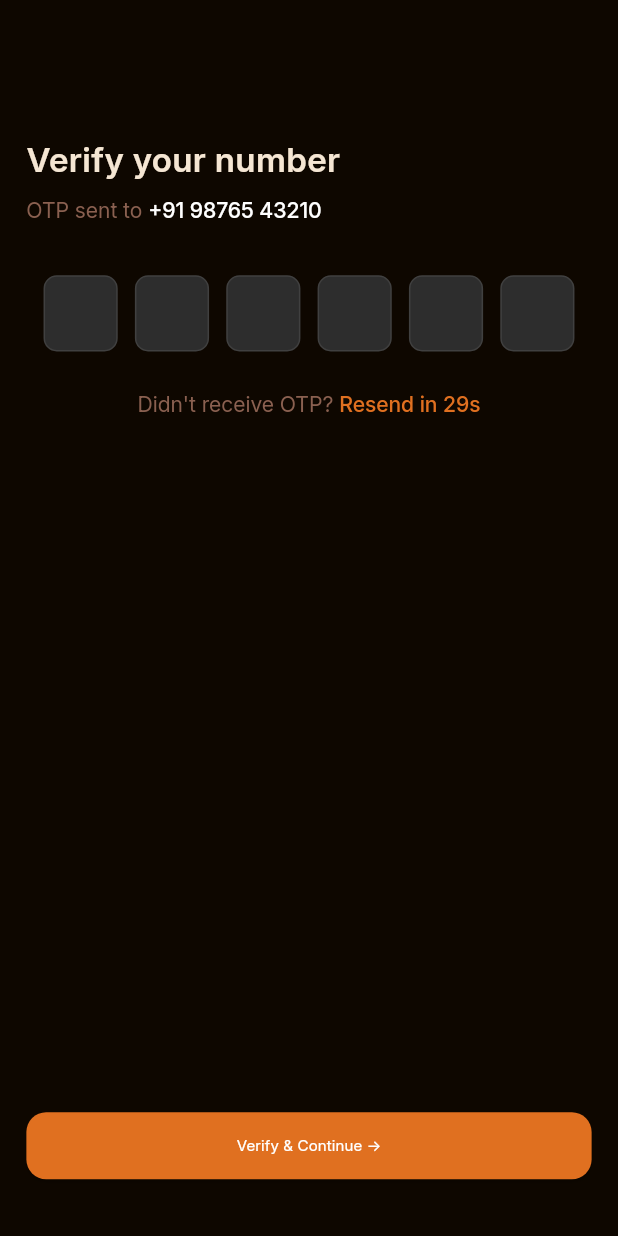
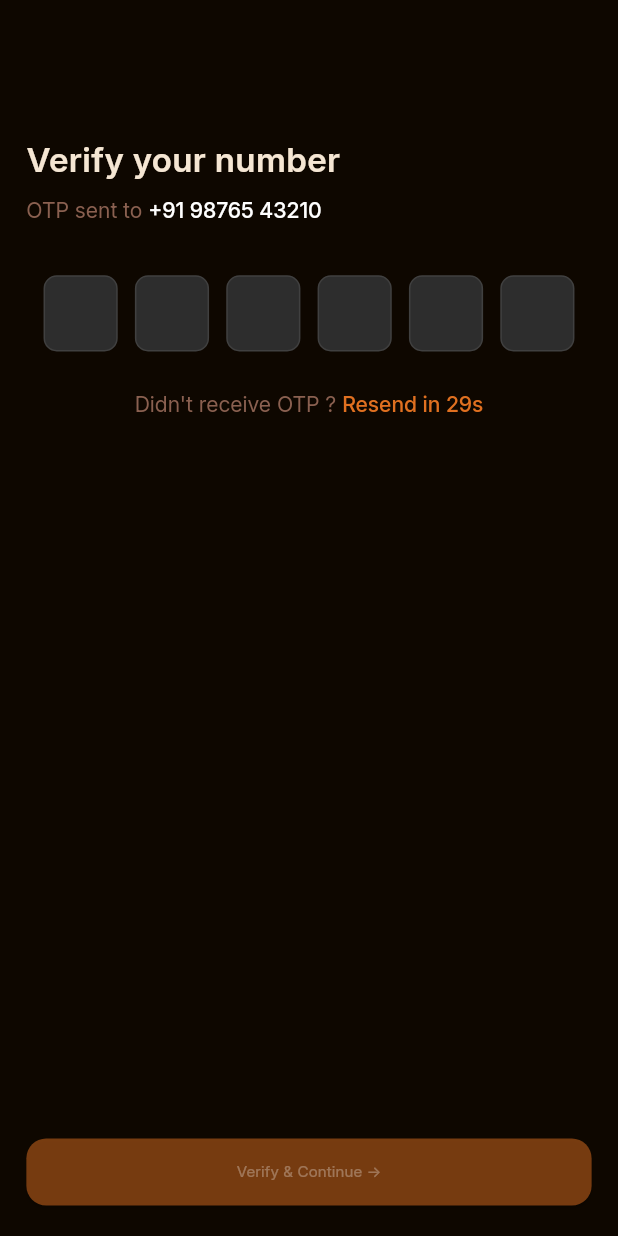
Before and after one commit to eisenheim07/live-comm, a Flutter app: the VerifyOtpScreen screen opened directly, on a phone screen of 412 x 824 dp. Run offline on Flutter 3.47's test engine with Material 3 defaults, Android fonts, the phone set to English and light mode, and no system bars.

Commit message:
temporary commit

```diff
--- a/lib/screens/verify_otp.dart
+++ b/lib/screens/verify_otp.dart
@@ -21,6 +21,8 @@ class _VerifyOtpScreenState extends State<VerifyOtpScreen> {
   final List<FocusNode> _focusNodes = List.generate(6, (index) => FocusNode());
   Timer? _timer;
   int _remainingSeconds = 30;
+  bool _isValid = false;
+  String? _errorMessage;
 
   @override
   void initState() {
@@ -28,6 +30,11 @@ class _VerifyOtpScreenState extends State<VerifyOtpScreen> {
     // Hide status bar and navigation bar completely
     SystemChrome.setEnabledSystemUIMode(SystemUiMode.immersiveSticky);
     _startTimer();
+
+    // Add listeners to all OTP controllers for validation
+    for (int i = 0; i < _otpControllers.length; i++) {
+      _otpControllers[i].addListener(_validateOtp);
+    }
   }
 
   @override
@@ -40,6 +47,51 @@ class _VerifyOtpScreenState extends State<VerifyOtpScreen> {
     }
     _timer?.cancel();
     super.dispose();
+  }
+
+  void _validateOtp() {
+    setState(() {
+      // Clear error message when user starts typing
+      _errorMessage = null;
+      _isValid = _isOtpValid();
+    });
+  }
+
+  bool _isOtpValid() {
+    String otp = _getOtpString();
+    if (otp.length != 6) return false;
+
+    // Check if all characters are digits
+    final otpRegex = RegExp(r'^[0-9]{6}$');
+    return otpRegex.hasMatch(otp);
+  }
+
+  String _getOtpString() {
+    return _otpControllers.map((controller) => controller.text).join();
+  }
+
+  void _showErrorMessage() {
+    setState(() {
+      String otp = _getOtpString();
+      if (otp.isEmpty) {
+        _errorMessage = 'OTP is required';
+      } else if (otp.length < 6) {
+        _errorMessage = 'Please enter complete 6-digit OTP';
+      } else if (!RegExp(r'^[0-9]+$').hasMatch(otp)) {
+        _errorMessage = 'OTP must contain only digits';
+      } else {
+        _errorMessage = 'Please enter a valid 6-digit OTP';
+      }
+    });
+  }
+
+  void _handleVerifyOtp() {
+    if (_isValid) {
+      // Navigate to dashboard
+      Navigator.pushReplacement(context, MaterialPageRoute(builder: (context) => const DashboardScreen()));
+    } else {
+      _showErrorMessage();
+    }
   }
 
   void _startTimer() {
@@ -66,7 +118,13 @@ class _VerifyOtpScreenState extends State<VerifyOtpScreen> {
   Widget build(BuildContext context) {
     return Scaffold(
       backgroundColor: AppColors.background,
-      body: Padding(
+      body: GestureDetector(
+        behavior: HitTestBehavior.opaque,
+        onTap: () {
+          // Close keyboard when tapping outside
+          FocusScope.of(context).unfocus();
+        },
+        child: Padding(
           padding: SizeUtils.screenPadding,
           child: Column(
             crossAxisAlignment: CrossAxisAlignment.start,
@@ -77,27 +135,19 @@ class _VerifyOtpScreenState extends State<VerifyOtpScreen> {
               // Title
               Text(
                 'Verify your number',
-              style: AppTextStyles.headlineLarge(
-                color: AppColors.textHeading,
-                fontWeight: FontWeight.w600,
-              ),
+                style: AppTextStyles.headlineLarge(color: AppColors.textHeading, fontWeight: FontWeight.w600),
               ),
               AppConstants.smallVerticalSpace,
 
               // Subtitle with phone number
               RichText(
                 text: TextSpan(
-                style: AppTextStyles.bodyMedium(
-                  color: AppColors.textSecondary,
-                ),
+                  style: AppTextStyles.bodyMedium(color: AppColors.textSecondary),
                   children: [
                     const TextSpan(text: 'OTP sent to '),
                     TextSpan(
                       text: '+91 98765 43210',
-                    style: AppTextStyles.bodyMedium(
-                      color: AppColors.textPrimary,
-                      fontWeight: FontWeight.w500,
-                    ),
+                      style: AppTextStyles.bodyMedium(color: AppColors.textPrimary, fontWeight: FontWeight.w500),
                     ),
                   ],
                 ),
@@ -115,10 +165,7 @@ class _VerifyOtpScreenState extends State<VerifyOtpScreen> {
                     decoration: BoxDecoration(
                       color: AppColors.surface,
                       borderRadius: AppConstants.smallRadius,
-                    border: Border.all(
-                      color: AppColors.border,
-                      width: 1,
-                    ),
+                      border: Border.all(color: AppColors.border, width: 1),
                     ),
                     child: TextField(
                       controller: _otpControllers[index],
@@ -126,14 +173,9 @@ class _VerifyOtpScreenState extends State<VerifyOtpScreen> {
                       keyboardType: TextInputType.number,
                       textAlign: TextAlign.center,
                       maxLength: 1,
-                    style: AppTextStyles.headlineMedium(
-                      color: AppColors.textPrimary,
-                      fontWeight: FontWeight.w600,
-                    ),
-                    decoration: const InputDecoration(
-                      border: InputBorder.none,
-                      counterText: '',
-                    ),
+                      inputFormatters: [FilteringTextInputFormatter.digitsOnly, LengthLimitingTextInputFormatter(1)],
+                      style: AppTextStyles.headlineMedium(color: AppColors.textPrimary, fontWeight: FontWeight.w600),
+                      decoration: const InputDecoration(border: InputBorder.none, counterText: ''),
                       onChanged: (value) {
                         setState(() {
                           _onOtpChanged(value, index);
@@ -144,24 +186,29 @@ class _VerifyOtpScreenState extends State<VerifyOtpScreen> {
                 }),
               ),
 
+              // Error message display
+              if (_errorMessage != null)
+                Padding(
+                  padding: SizeUtils.screenPadding,
+                  child: Text(
+                    _errorMessage!,
+                    style: AppTextStyles.bodySmall(color: AppColors.error, fontWeight: FontWeight.w500),
+                  ),
+                ),
+
               AppConstants.largeVerticalSpace,
 
               // Resend OTP section
               Center(
                 child: RichText(
                   text: TextSpan(
-                  style: AppTextStyles.bodyMedium(
-                    color: AppColors.textSecondary,
-                  ),
+                    style: AppTextStyles.bodyMedium(color: AppColors.textSecondary),
                     children: [
-                    const TextSpan(text: 'Didn\'t receive OTP? '),
+                      const TextSpan(text: 'Didn\'t receive OTP ? '),
                       if (_remainingSeconds > 0) ...[
                         TextSpan(
                           text: 'Resend in ${_remainingSeconds}s',
-                        style: AppTextStyles.bodyMedium(
-                          color: AppColors.primary,
-                          fontWeight: FontWeight.w500,
-                        ),
+                          style: AppTextStyles.bodyMedium(color: AppColors.primary, fontWeight: FontWeight.w500),
                         ),
                       ] else ...[
                         WidgetSpan(
@@ -177,10 +224,7 @@ class _VerifyOtpScreenState extends State<VerifyOtpScreen> {
                               style: AppTextStyles.bodyMedium(
                                 color: AppColors.primary,
                                 fontWeight: FontWeight.w500,
-                            ).copyWith(
-                              decoration: TextDecoration.underline,
-                              decorationColor: AppColors.primary,
-                            ),
+                              ).copyWith(decoration: TextDecoration.underline, decorationColor: AppColors.primary),
                             ),
                           ),
                         ),
@@ -194,18 +238,9 @@ class _VerifyOtpScreenState extends State<VerifyOtpScreen> {
               const Spacer(),
 
               // Verify & Continue Button
-            PrimaryButton(
-              text: 'Verify & Continue →',
-              onPressed: () {
-                // Navigate to dashboard
-                Navigator.pushReplacement(
-                  context,
-                  MaterialPageRoute(builder: (context) => const DashboardScreen()),
-                );
-              },
+              PrimaryButton(text: 'Verify & Continue →', onPressed: _handleVerifyOtp, isEnabled: _isValid),
+            ],
           ),
-            AppConstants.mediumVerticalSpace,
-          ],
         ),
       ),
     );
```
Lines whose indentation alone changed are shown as unchanged.
